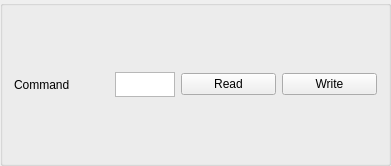
First picture: the form in daq-desktop/WidgetCommand.ui, repository xukangmin/OpenSerialDAQ, before the edit.
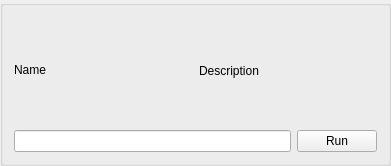
Second picture: the form after the edit.

The edit to the form file:
```diff
--- a/daq-desktop/WidgetCommand.ui
+++ b/daq-desktop/WidgetCommand.ui
@@ -13,6 +13,8 @@
   <property name="windowTitle">
    <string>GroupBox</string>
   </property>
+  <layout class="QVBoxLayout" name="verticalLayout_2">
+   <item>
   <layout class="QVBoxLayout" name="verticalLayout">
    <item>
     <layout class="QHBoxLayout" name="horizontalLayout">
@@ -25,33 +27,32 @@
         </size>
        </property>
        <property name="text">
-        <string>Command</string>
+          <string>Name</string>
        </property>
       </widget>
      </item>
      <item>
-      <widget class="QTextEdit" name="textEdit">
-       <property name="maximumSize">
-        <size>
-         <width>60</width>
-         <height>25</height>
-        </size>
-       </property>
-      </widget>
+        <widget class="QLabel" name="lblDescription">
+         <property name="text">
+          <string>Description</string>
+         </property>
+        </widget>
+       </item>
+      </layout>
+     </item>
+     <item>
+      <layout class="QHBoxLayout" name="horizontalLayout_2">
+       <item>
+        <widget class="QLineEdit" name="lineEdit"/>
      </item>
      <item>
       <widget class="QPushButton" name="pushButton">
        <property name="text">
-        <string>Read</string>
+          <string>Run</string>
        </property>
       </widget>
      </item>
-     <item>
-      <widget class="QPushButton" name="pushButton_2">
-       <property name="text">
-        <string>Write</string>
-       </property>
-      </widget>
+      </layout>
      </item>
     </layout>
    </item>
```
Left out of the diff: 4 changed lines with no effect on the pictures. Lines whose indentation alone changed are shown as unchanged.
